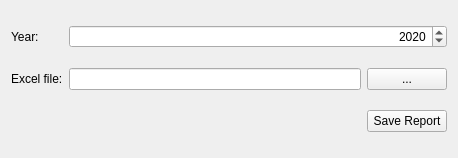
Above: jal/ui/flow_export_widget.ui from titov-vv/jal before the change. Below: the same form after it.
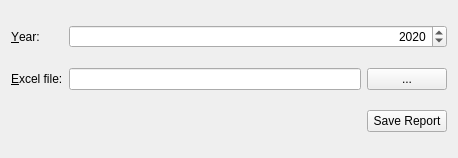
That is the form after the change.

The edit to the form file:
```diff
--- a/jal/ui/flow_export_widget.ui
+++ b/jal/ui/flow_export_widget.ui
@@ -40,7 +40,7 @@
    <item row="1" column="0">
     <widget class="QLabel" name="XlsFileLbl">
      <property name="text">
-      <string>Excel file:</string>
+      <string>&amp;Excel file:</string>
      </property>
      <property name="buddy">
       <cstring>XlsFileName</cstring>
@@ -50,7 +50,7 @@
    <item row="0" column="0">
     <widget class="QLabel" name="YearLbl">
      <property name="text">
-      <string>Year:</string>
+      <string>&amp;Year:</string>
      </property>
      <property name="buddy">
       <cstring>Year</cstring>
```
